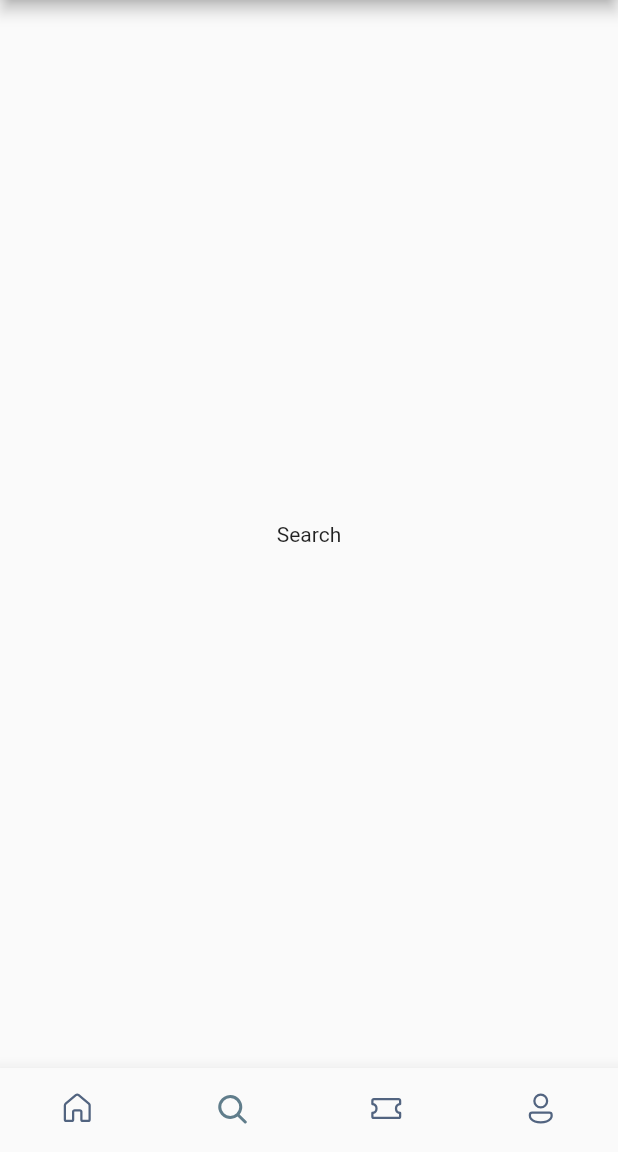
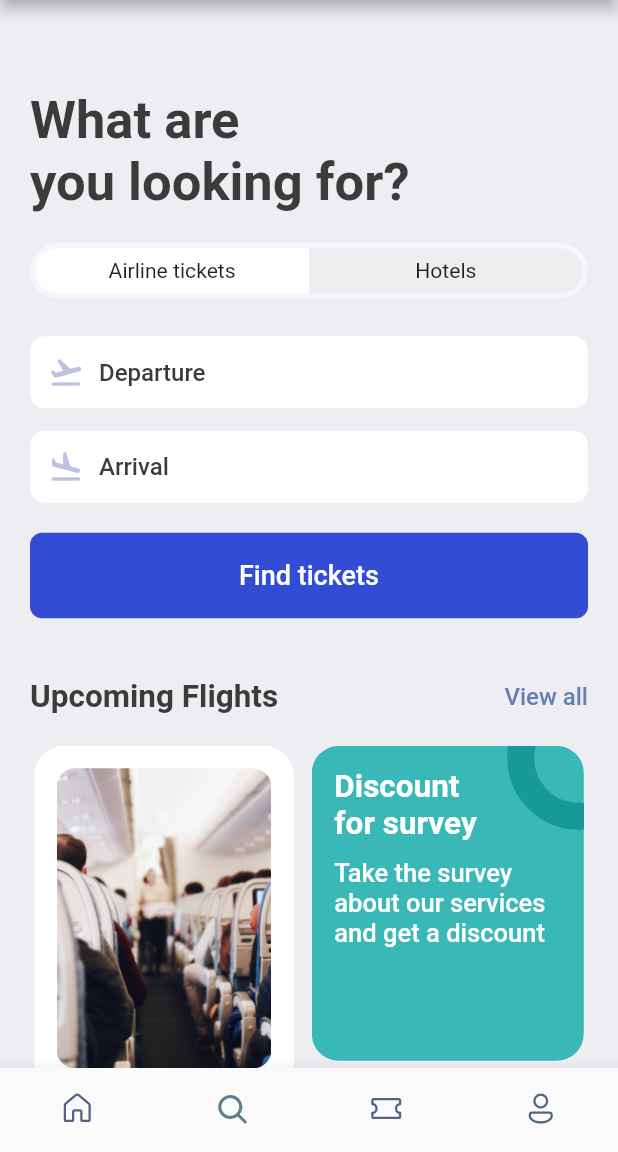
Before and after one commit to watacodes/flight_booking_app, a Flutter app: the screen it shows after launch, item 2 of the bottom bar chosen, on a phone screen of 412 x 824 dp, the part 84-1236 px from its top. Run offline on Flutter 3.47's test engine with Material 2 defaults, Android fonts, the phone set to English and light mode, and no system bars; our stand-ins replace fluentui_icons, gap, get.

Commit message:
Created a page for the flight search icon

```diff
--- a/lib/screens/bottom_bar.dart
+++ b/lib/screens/bottom_bar.dart
@@ -1,9 +1,12 @@
 import 'package:flight_booking_app/screens/home_screen.dart';
+import 'package:flight_booking_app/screens/search_screen.dart';
 import 'package:fluentui_icons/fluentui_icons.dart';
 import 'package:flutter/material.dart';
 import 'package:flutter/src/widgets/container.dart';
 import 'package:flutter/src/widgets/framework.dart';
 import 'package:flutter/cupertino.dart';
+
+import './search_screen.dart';
 
 class BottomBar extends StatefulWidget {
   const BottomBar({super.key});
@@ -16,8 +19,8 @@ class _BottomBarState extends State<BottomBar> {
   int _selectedIndex = 0;
 
   static final List<Widget> _widgetOptions = <Widget>[
-    HomeScreen(),
-    const Text('Search'),
+    const HomeScreen(),
+    const SearchScreen(),
     const Text('Tickets'),
     const Text('Profile'),
   ];
--- a/lib/screens/home_screen.dart
+++ b/lib/screens/home_screen.dart
@@ -3,6 +3,7 @@ import 'dart:math';
 import 'package:flight_booking_app/screens/hotel_screen.dart';
 import 'package:flight_booking_app/screens/ticket_view.dart';
 import 'package:flight_booking_app/utils/app_layout.dart';
+import 'package:flight_booking_app/widgets/double_text_widget.dart';
 import 'package:fluentui_icons/fluentui_icons.dart';
 import 'package:flutter/material.dart';
 import 'package:flutter/src/widgets/container.dart';
@@ -75,25 +76,9 @@ class HomeScreen extends StatelessWidget {
                   ),
                 ),
                 const Gap(40),
-                Row(
-                  mainAxisAlignment: MainAxisAlignment.spaceBetween,
-                  children: [
-                    Text(
-                      'Upcoming Flights',
-                      style: Styles.headLineStyle2,
-                    ),
-                    InkWell(
-                      onTap: (() {
-                        print('You are tapped');
-                      }),
-                      child: Text(
-                        'View all',
-                        style: Styles.textStyle.copyWith(
-                          color: Styles.primaryColor,
-                        ),
-                      ),
-                    ),
-                  ],
+                AppDoubleTextWidget(
+                  bigText: 'Upcoming Flights',
+                  smallText: 'View all',
                 ),
               ],
             ),
--- /dev/null
+++ b/lib/screens/search_screen.dart
@@ -0,0 +1,267 @@
+import 'package:flight_booking_app/utils/app_layout.dart';
+import 'package:flight_booking_app/widgets/double_text_widget.dart';
+import 'package:flight_booking_app/widgets/icon_text_widget.dart';
+import 'package:flutter/material.dart';
+import 'package:flutter/src/widgets/container.dart';
+import 'package:flutter/src/widgets/framework.dart';
+import 'package:gap/gap.dart';
+
+import '../utils/app_styles.dart';
+import '../utils/app_layout.dart';
+import '../widgets/icon_text_widget.dart';
+
+class SearchScreen extends StatelessWidget {
+  const SearchScreen({super.key});
+
+  @override
+  Widget build(BuildContext context) {
+    final size = AppLayout.getSize(context);
+    return Scaffold(
+      backgroundColor: Styles.bgColor,
+      body: ListView(
+        padding: EdgeInsets.symmetric(
+          horizontal: AppLayout.getWidth(20),
+          vertical: AppLayout.getHeight(20),
+        ),
+        children: [
+          Gap(AppLayout.getHeight(40)),
+          Text(
+            'What are\nyou looking for?',
+            style: Styles.headLineStyle1.copyWith(
+              fontSize: AppLayout.getWidth(35),
+            ),
+          ),
+          Gap(AppLayout.getHeight(20)),
+          FittedBox(
+            child: Container(
+              padding: const EdgeInsets.all(3.5),
+              child: Row(
+                children: [
+                  /* Airline Tickets */
+                  Container(
+                    width: size.width * 0.44,
+                    padding: EdgeInsets.symmetric(
+                      vertical: AppLayout.getHeight(7),
+                    ),
+                    decoration: BoxDecoration(
+                      borderRadius: BorderRadius.horizontal(
+                        left: Radius.circular(
+                          AppLayout.getHeight(50),
+                        ),
+                      ),
+                      color: Colors.white,
+                    ),
+                    child: Center(
+                      child: Text('Airline tickets'),
+                    ),
+                  ),
+                  /* Hotel Tickets */
+                  Container(
+                    width: size.width * 0.44,
+                    padding: EdgeInsets.symmetric(
+                      vertical: AppLayout.getHeight(7),
+                    ),
+                    decoration: BoxDecoration(
+                      borderRadius: BorderRadius.horizontal(
+                        right: Radius.circular(
+                          AppLayout.getHeight(50),
+                        ),
+                      ),
+                      color: Colors.grey.shade200,
+                    ),
+                    child: Center(
+                      child: Text('Hotels'),
+                    ),
+                  ),
+                ],
+              ),
+              decoration: BoxDecoration(
+                borderRadius: BorderRadius.circular(
+                  AppLayout.getHeight(50),
+                ),
+                color: const Color(0xFFF4F6FD),
+              ),
+            ),
+          ),
+          Gap(AppLayout.getHeight(25)),
+          const AppIconText(
+            icon: Icons.flight_takeoff_rounded,
+            iconText: 'Departure',
+          ),
+          Gap(AppLayout.getHeight(15)),
+          const AppIconText(
+            icon: Icons.flight_land_rounded,
+            iconText: 'Arrival',
+          ),
+          Container(
+            margin: const EdgeInsets.only(top: 20),
+            padding: EdgeInsets.symmetric(vertical: AppLayout.getHeight(18)),
+            decoration: BoxDecoration(
+              borderRadius: BorderRadius.circular(
+                AppLayout.getHeight(8),
+              ),
+              color: Color(0xD91130CE),
+            ),
+            child: Center(
+              child: Text(
+                'Find tickets',
+                style: Styles.headLineStyle3
+                    .copyWith(color: Colors.white, fontSize: 18),
+              ),
+            ),
+          ),
+          Gap(AppLayout.getHeight(40)),
+          const AppDoubleTextWidget(
+            bigText: 'Upcoming Flights',
+            smallText: 'View All',
+          ),
+          // Grids with images (Upcoming Flights Info)
+          Gap(AppLayout.getHeight(20)),
+
+          Row(
+            mainAxisAlignment: MainAxisAlignment.center,
+            children: [
+              Container(
+                height: AppLayout.getHeight(430),
+                width: size.width * 0.42,
+                padding: EdgeInsets.symmetric(
+                    horizontal: AppLayout.getHeight(15),
+                    vertical: AppLayout.getWidth(15)),
+                decoration: BoxDecoration(
+                  color: Colors.white,
+                  borderRadius: BorderRadius.circular(AppLayout.getHeight(20)),
+                  boxShadow: [
+                    BoxShadow(
+                      color: Colors.grey.shade200,
+                      blurRadius: 1,
+                      spreadRadius: 1,
+                    ),
+                  ],
+                ),
+                child: Column(
+                  children: [
+                    Container(
+                      height: AppLayout.getHeight(200),
+                      decoration: BoxDecoration(
+                        image: const DecorationImage(
+                          fit: BoxFit.cover,
+                          image: AssetImage('assets/images/sit.jpg'),
+                        ),
+                        borderRadius: BorderRadius.circular(
+                          AppLayout.getHeight(12),
+                        ),
+                      ),
+                    ),
+                    Gap(AppLayout.getHeight(12)),
+                    Text(
+                      '20% discount on the early booking of this flight. Don\'t miss out this chance!',
+                      style: Styles.headLineStyle2,
+                    ),
+                  ],
+                ),
+              ),
+              Gap(AppLayout.getWidth(12)),
+              Column(
+                children: [
+                  Stack(
+                    children: [
+                      Container(
+                        width: size.width * 0.44,
+                        height: AppLayout.getHeight(210),
+                        decoration: BoxDecoration(
+                          color: Color(0xFF3AB8B8),
+                          borderRadius:
+                              BorderRadius.circular(AppLayout.getHeight(18)),
+                        ),
+                        padding: EdgeInsets.symmetric(
+                            vertical: AppLayout.getHeight(15),
+                            horizontal: AppLayout.getHeight(15)),
+                        child: Column(
+                          crossAxisAlignment: CrossAxisAlignment.start,
+                          children: [
+                            Text(
+                              'Discount\nfor survey',
+                              style: Styles.headLineStyle2.copyWith(
+                                  fontWeight: FontWeight.bold,
+                                  color: Colors.white),
+                            ),
+                            Gap(AppLayout.getHeight(10)),
+                            Text(
+                              'Take the survey about our services and get a discount',
+                              style: Styles.headLineStyle3
+                                  .copyWith(color: Colors.white),
+                            ),
+                          ],
+                        ),
+                      ),
+                      Positioned(
+                        right: -45,
+                        top: -40,
+                        child: Container(
+                          padding: EdgeInsets.all(AppLayout.getHeight(30)),
+                          decoration: BoxDecoration(
+                            shape: BoxShape.circle,
+                            border: Border.all(
+                              width: 18,
+                              color: Color(0xFF189999),
+                            ),
+                            color: Colors.transparent,
+                          ),
+                        ),
+                      ),
+                    ],
+                  ),
+                  Gap(AppLayout.getHeight(10)),
+                  Container(
+                    width: size.width * 0.44,
+                    height: AppLayout.getHeight(210),
+                    padding: EdgeInsets.symmetric(
+                        vertical: AppLayout.getHeight(15),
+                        horizontal: AppLayout.getHeight(15)),
+                    decoration: BoxDecoration(
+                      borderRadius: BorderRadius.circular(
+                        AppLayout.getHeight(18),
+                      ),
+                      color: Color(0xFFEC6545),
+                    ),
+                    child: Column(
+                      children: [
+                        Text(
+                          'Take Love',
+                          style: Styles.headLineStyle2.copyWith(
+                            color: Colors.white,
+                            fontWeight: FontWeight.bold,
+                          ),
+                          textAlign: TextAlign.center,
+                        ),
+                        Gap(AppLayout.getHeight(5)),
+                        RichText(
+                          text: const TextSpan(
+                            children: [
+                              TextSpan(
+                                text: '😍',
+                                style: TextStyle(fontSize: 38),
+                              ),
+                              TextSpan(
+                                text: '😘',
+                                style: TextStyle(fontSize: 50),
+                              ),
+                              TextSpan(
+                                text: '🥰',
+                                style: TextStyle(fontSize: 38),
+                              ),
+                            ],
+                          ),
+                        )
+                      ],
+                    ),
+                  ),
+                ],
+              ),
+            ],
+          ),
+        ],
+      ),
+    );
+  }
+}
--- /dev/null
+++ b/lib/widgets/double_text_widget.dart
@@ -0,0 +1,36 @@
+import 'package:flutter/material.dart';
+import 'package:flutter/src/widgets/container.dart';
+import 'package:flutter/src/widgets/framework.dart';
+
+import '../utils/app_styles.dart';
+
+class AppDoubleTextWidget extends StatelessWidget {
+  final String bigText;
+  final String smallText;
+  const AppDoubleTextWidget(
+      {super.key, required this.bigText, required this.smallText});
+
+  @override
+  Widget build(BuildContext context) {
+    return Row(
+      mainAxisAlignment: MainAxisAlignment.spaceBetween,
+      children: [
+        Text(
+          'Upcoming Flights',
+          style: Styles.headLineStyle2,
+        ),
+        InkWell(
+          onTap: (() {
+            print('You are tapped');
+          }),
+          child: Text(
+            'View all',
+            style: Styles.textStyle.copyWith(
+              color: Styles.primaryColor,
+            ),
+          ),
+        ),
+      ],
+    );
+  }
+}
--- /dev/null
+++ b/lib/widgets/icon_text_widget.dart
@@ -0,0 +1,40 @@
+import 'package:flutter/cupertino.dart';
+import 'package:flutter/material.dart';
+import 'package:flutter/src/widgets/container.dart';
+import 'package:flutter/src/widgets/framework.dart';
+import 'package:gap/gap.dart';
+
+import '../utils/app_layout.dart';
+import '../utils/app_styles.dart';
+
+class AppIconText extends StatelessWidget {
+  final IconData icon;
+  final String iconText;
+  const AppIconText({required this.icon, required this.iconText});
+
+  @override
+  Widget build(BuildContext context) {
+    return Container(
+      decoration: BoxDecoration(
+        borderRadius: BorderRadius.circular(AppLayout.getWidth(10)),
+        color: Colors.white,
+      ),
+      padding: EdgeInsets.symmetric(
+          vertical: AppLayout.getWidth(12),
+          horizontal: AppLayout.getHeight(12)),
+      child: Row(
+        children: [
+          Icon(
+            icon,
+            color: const Color(0xFFBFC2DF),
+          ),
+          Gap(AppLayout.getWidth(10)),
+          Text(
+            iconText,
+            style: Styles.textStyle,
+          ),
+        ],
+      ),
+    );
+  }
+}
```
Also changed, not shown: lib/widgets/ticket_tabs.dart (added).
